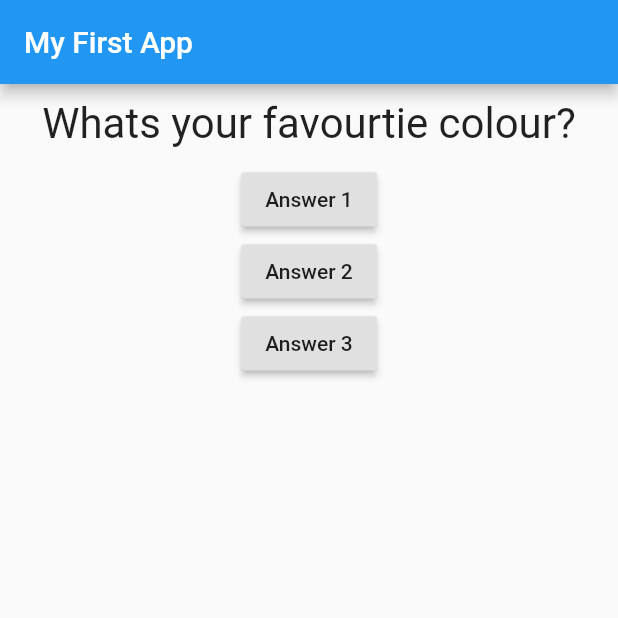
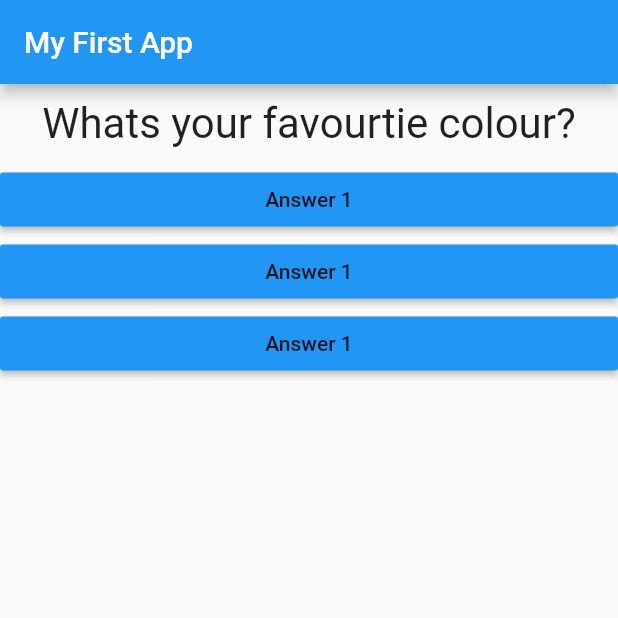
Before and after one commit to wafeeyhm/quiz_app, a Flutter app: the screen it shows after launch, on a phone screen of 412 x 824 dp, the top half of it. Run offline on Flutter 3.47's test engine with Material 2 defaults, Android fonts, the phone set to English and light mode, and no system bars.

Commit message:
created an answer widget

```diff
--- /dev/null
+++ b/lib/answer.dart
@@ -0,0 +1,19 @@
+import 'package:flutter/material.dart';
+
+class Answer extends StatelessWidget {
+  final Function selectHandler;
+
+  Answer(this.selectHandler);
+
+  @override
+  Widget build(BuildContext context) {
+    return Container(
+      width: double.infinity,
+      child: RaisedButton(
+        color: Colors.blue,
+        child: Text('Answer 1'),
+        onPressed: selectHandler,
+      ),
+    );
+  }
+}
--- a/lib/main.dart
+++ b/lib/main.dart
@@ -1,6 +1,7 @@
 import 'package:flutter/material.dart';
 
 import './question.dart';
+import './answer.dart';
 
 void main() {
   runApp(MyApp());
@@ -39,18 +40,9 @@ class _MyAppState extends State<MyApp> {
             Question(
               questionsList[_questionIndex],
             ),
-            RaisedButton(
-              child: Text('Answer 1'),
-              onPressed: _answerQuestion,
-            ),
-            RaisedButton(
-              child: Text('Answer 2'),
-              onPressed: _answerQuestion,
-            ),
-            RaisedButton(
-              child: Text('Answer 3'),
-              onPressed: _answerQuestion,
-            ),
+            Answer(_answerQuestion),
+            Answer(_answerQuestion),
+            Answer(_answerQuestion),
           ],
         ),
       ),
```
